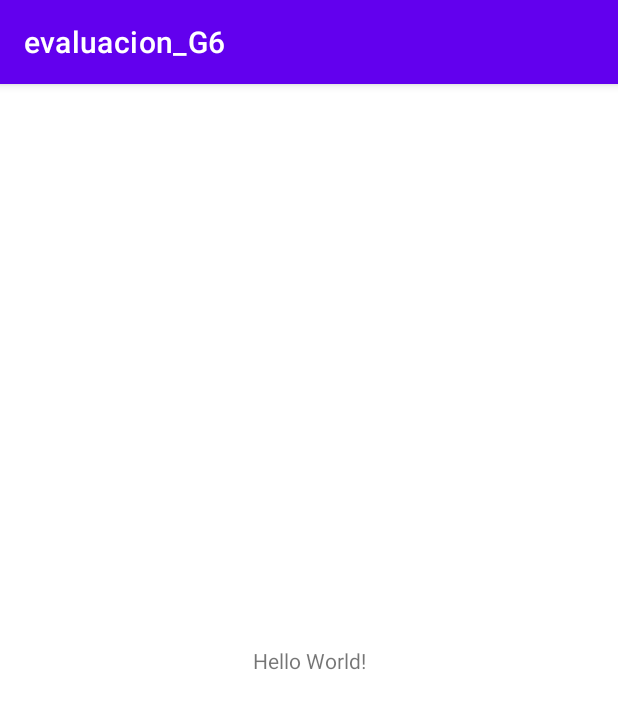
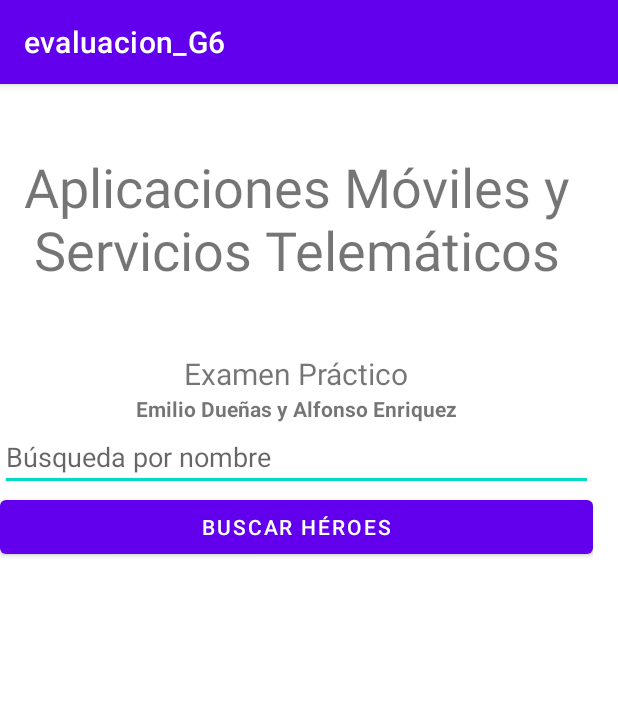
Before and after one commit to emilioduenasr/amst_evaluacionpractica1P, an Android app: the screen it shows after launch (MainActivity), on a phone screen of 412 x 824 dp. Shown: the top 709 px of the screen. Run offline under Robolectric (Android 15) with nearby library versions, the phone set to English and light mode, and no system bars.

Commit message:
Ventana principal creada

```diff
--- a/app/src/main/res/layout/activity_main.xml
+++ b/app/src/main/res/layout/activity_main.xml
@@ -1,18 +1,56 @@
 <?xml version="1.0" encoding="utf-8"?>
-<androidx.constraintlayout.widget.ConstraintLayout xmlns:android="http://schemas.android.com/apk/res/android"
+<androidx.constraintlayout.widget.ConstraintLayout
+    xmlns:android="http://schemas.android.com/apk/res/android"
     xmlns:app="http://schemas.android.com/apk/res-auto"
     xmlns:tools="http://schemas.android.com/tools"
     android:layout_width="match_parent"
     android:layout_height="match_parent"
     tools:context=".MainActivity">
+    <LinearLayout
+        android:layout_width="395dp"
+        android:layout_height="340dp"
+        android:orientation="vertical"
+        tools:layout_editor_absoluteX="8dp"
+        tools:layout_editor_absoluteY="8dp"
+        tools:ignore="MissingConstraints">
 
-    <TextView
-        android:layout_width="wrap_content"
-        android:layout_height="wrap_content"
-        android:text="Hello World!"
-        app:layout_constraintBottom_toBottomOf="parent"
-        app:layout_constraintLeft_toLeftOf="parent"
-        app:layout_constraintRight_toRightOf="parent"
-        app:layout_constraintTop_toTopOf="parent" />
+        <TextView
+            android:id="@+id/textView"
+            android:layout_width="match_parent"
+            android:layout_height="179dp"
+            android:gravity="center"
+            android:text="Aplicaciones Móviles y Servicios Telemáticos"
+            android:textSize="36sp" />
 
+        <TextView
+            android:id="@+id/textView2"
+            android:layout_width="match_parent"
+            android:layout_height="wrap_content"
+            android:gravity="center"
+            android:text="Examen Práctico"
+            android:textSize="20sp" />
+
+        <TextView
+            android:id="@+id/textView2"
+            android:layout_width="match_parent"
+            android:layout_height="wrap_content"
+            android:gravity="center"
+            android:text="Emilio Dueñas y Alfonso Enriquez"
+            android:textStyle="bold" />
+
+        <EditText
+            android:id="@+id/tx_usuario"
+            android:layout_width="match_parent"
+            android:layout_height="wrap_content"
+            android:ems="10"
+            android:hint="Búsqueda por nombre"
+            android:inputType="text" />
+
+        <Button
+            android:id="@+id/button"
+            android:layout_width="match_parent"
+            android:layout_height="wrap_content"
+            android:onClick="irMenuPrincipal"
+            android:text="Buscar Héroes" />
+    </LinearLayout>
 </androidx.constraintlayout.widget.ConstraintLayout>
```
